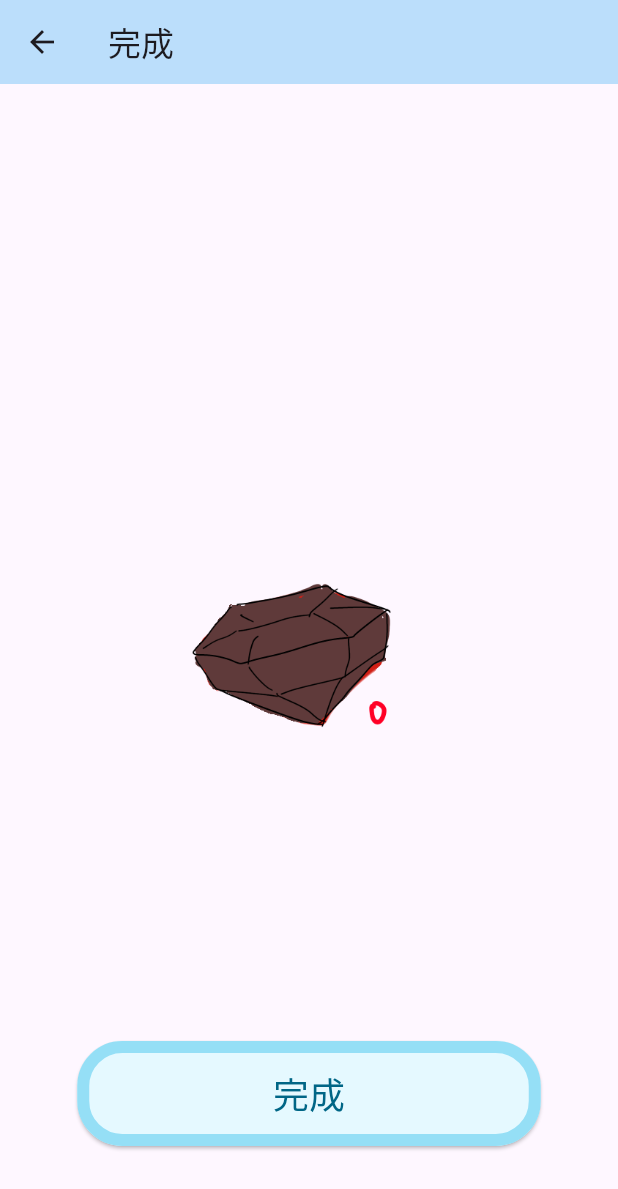
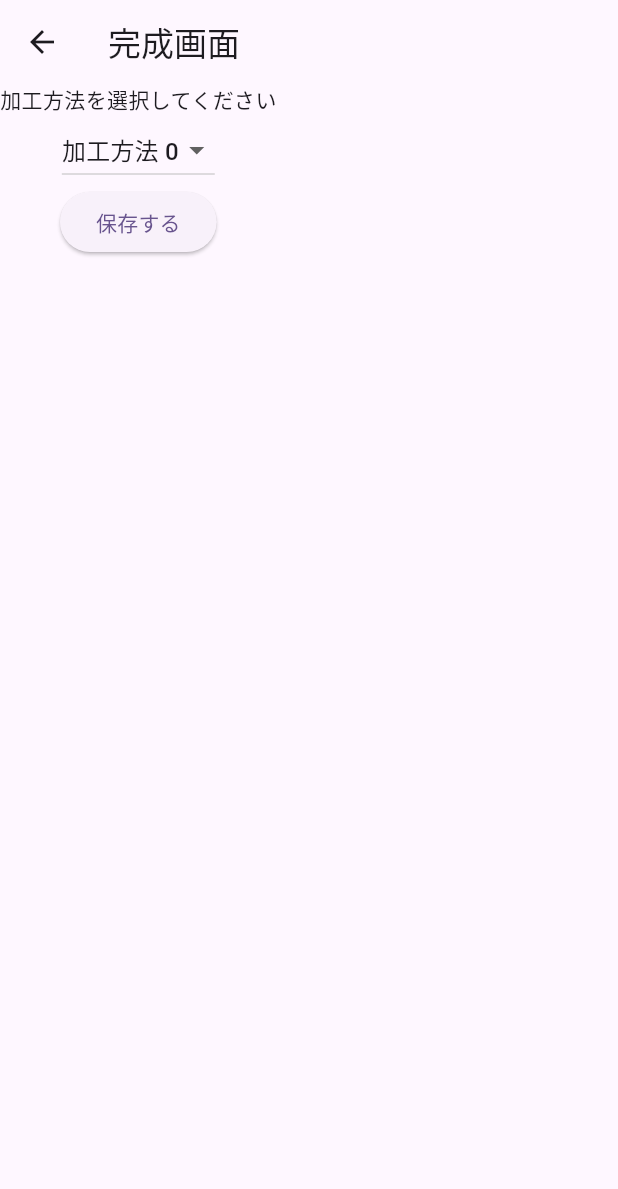
Before and after one commit to yukina-t156/jewelry-custom-flutter, a Flutter app: the FinishJewelScreen screen opened directly, on a phone screen of 412 x 824 dp. Shown: the top 1189 px of the screen. Run offline on Flutter 3.47's test engine with Material 3 defaults, Android fonts, the light colour scheme and no system bars; our stand-ins replace flutter_riverpod, font_awesome_flutter, shared_preferences; accounts and stored records are empty.

Commit message:
add jewerly but finish screen does not work well

```diff
--- /dev/null
+++ b/lib/model/jewelry_model.dart
@@ -0,0 +1,77 @@
+import 'package:jewelry_custom_flutter/model/jewel_model.dart';
+
+class Jewelry extends Jewel {
+  final int processingMethod; // 加工方法
+
+  Jewelry({
+    required int id,
+    required int jewelTypeId,
+    required int counter,
+    required int level,
+    String? imagePath,
+    required this.processingMethod,
+  }) : super(
+    id: id,
+    jewelTypeId: jewelTypeId,
+    counter: counter,
+    level: level,
+    imagePath: imagePath,
+  );
+
+  @override
+  Map<String, dynamic> toJson() => {
+    ...super.toJson(),
+    'processingMethod': processingMethod,
+  };
+
+  factory Jewelry.fromJson(Map<String, dynamic> json) => Jewelry(
+    id: json['id'],
+    jewelTypeId: json['jewelTypeId'],
+    counter: json['counter'],
+    level: json['level'],
+    imagePath: json['imagePath'],
+    processingMethod: json['processingMethod'],
+  );
+
+  @override
+  Jewelry copyWith({
+    int? id,
+    int? jewelTypeId,
+    int? counter,
+    int? level,
+    String? imagePath,
+    int? processingMethod,
+  }) {
+    return Jewelry(
+      id: id ?? this.id,
+      jewelTypeId: jewelTypeId ?? this.jewelTypeId,
+      counter: counter ?? this.counter,
+      level: level ?? this.level,
+      imagePath: imagePath ?? this.imagePath,
+      processingMethod: processingMethod ?? this.processingMethod,
+    );
+  }
+
+  void updatePath() {
+    String? jewelName = jewelNames[jewelTypeId];
+    if (jewelName != null) {
+      imagePath = getJewelryImagePath(jewelTypeId, processingMethod, level);
+    } else {
+      imagePath = null;
+    }
+  }
+}
+
+// 加工方法を含めた画像パスの生成
+String getJewelryImagePath(int jewelTypeId, int processingMethod, int level) {
+  if (processingMethod==0) {
+    return 'assets/images/${jewelNames[jewelTypeId]}_$level.png';
+  }
+  return 'assets/images/${processingMethods[processingMethod]}_${jewelNames[jewelTypeId]}.png';
+}
+
+final Map<int, String> processingMethods = {
+  0: 'original',
+  1: 'ring',
+  2: 'neckless',
+};
--- a/lib/providers.dart
+++ b/lib/providers.dart
@@ -1,5 +1,6 @@
 import 'package:flutter_riverpod/flutter_riverpod.dart';
 import 'package:jewelry_custom_flutter/model/jewel_model.dart';
+import 'package:jewelry_custom_flutter/model/jewelry_model.dart';
 
 class JewelNotifier extends StateNotifier<Jewel> {
   JewelNotifier() : super(Jewel(id: 0, jewelTypeId: 2, counter: 0, level: 0));
--- a/lib/screens/finish_jewel_screen.dart
+++ b/lib/screens/finish_jewel_screen.dart
@@ -1,8 +1,8 @@
+// lib/screens/finish_jewel_screen.dart
 import 'package:flutter/material.dart';
-import 'package:jewelry_custom_flutter/model/jewel_model.dart';
-import 'package:jewelry_custom_flutter/screens/new_jewel_screen.dart';
+import 'package:jewelry_custom_flutter/model/jewelry_model.dart';
+import 'package:jewelry_custom_flutter/services/jewel_service.dart';
 import 'package:jewelry_custom_flutter/providers.dart';
-import 'package:jewelry_custom_flutter/services/jewel_service.dart';
 import 'package:flutter_riverpod/flutter_riverpod.dart';
 
 class FinishJewelScreen extends ConsumerStatefulWidget {
@@ -13,63 +13,50 @@ class FinishJewelScreen extends ConsumerStatefulWidget {
 }
 
 class _FinishJewelScreenState extends ConsumerState<FinishJewelScreen> {
+  int selectedProcessingMethod = 0; // デフォルトの加工方法
+
   @override
   Widget build(BuildContext context) {
     final jewel = ref.watch(jewelProvider);
-    final screenWidth = MediaQuery.of(context).size.width;
-    final buttonWidth = screenWidth * 0.75; // 画面幅の75%
 
     return Scaffold(
       appBar: AppBar(
-        backgroundColor: Colors.blue[100],
-        title: const Text('完成'),
+        title: const Text('完成画面'),
       ),
-      /* -------------- 宝石 -------------- */
-      body: Stack(
+      body: Column(
         children: <Widget>[
-          Center(
-            child: Column(
-              mainAxisAlignment: MainAxisAlignment.center,
-              children: <Widget>[
-                Image.asset(
-                  jewel.imagePath ?? 'assets/images/test_jewel.png',
-                  width: 250, // 幅を指定
-                  height: 250, // 高さを指定
-                  fit: BoxFit.cover, // 画像を親ウィジェットに合わせてサイズ変更
-                ),
-              ],
-            ),
+          Text('加工方法を選択してください'),
+          DropdownButton<int>(
+            value: selectedProcessingMethod,
+            onChanged: (int? newValue) {
+              setState(() {
+                selectedProcessingMethod = newValue ?? 0;
+              });
+            },
+            items: [0, 1, 2].map<DropdownMenuItem<int>>((value) {
+              return DropdownMenuItem<int>(
+                value: value,
+                child: Text('加工方法 $value'),
+              );
+            }).toList(),
           ),
-          /* -------------- 完成ボタン -------------- */
-          Positioned(
-            bottom: 60, // 画面下からの距離
-            left: (screenWidth - buttonWidth) / 2, // ボタンを中央に配置
-            child: SizedBox(
-              width: buttonWidth,
-              child: ElevatedButton(
-                onPressed: () async {
-                  // Jewel情報を保存
-                  await JewelService.addJewel(jewel);
-                  Navigator.push(
-                    context,
-                    MaterialPageRoute(builder: (context) => const NewJewelScreen()),
-                  );
-                },
-                style: ElevatedButton.styleFrom(
-                  backgroundColor: const Color(0xFFE5F9FF), // ボタンの背景色
-                  foregroundColor: const Color(0xFF006686), // ボタン上のテキストの色
-                  side: const BorderSide(color: Color(0xFF95DFF6), width: 8), // 枠の設定
-                  shape: RoundedRectangleBorder(
-                    borderRadius: BorderRadius.circular(30),
-                  ),
-                  fixedSize: Size(buttonWidth, 70), // ボタンの幅と高さ
-                ),
-                child: const Text(
-                  '完成',
-                  style: TextStyle(fontSize: 24),
-                ),
-              ),
-            ),
+          ElevatedButton(
+            onPressed: () {
+              if (jewel != null) {
+                final jewelry = Jewelry(
+                  id: jewel.id,
+                  jewelTypeId: jewel.jewelTypeId,
+                  counter: jewel.counter,
+                  level: jewel.level,
+                  processingMethod: selectedProcessingMethod,
+                  imagePath: getJewelryImagePath(
+                      jewel.jewelTypeId, selectedProcessingMethod, jewel.level),
+                );
+                JewelService.addJewelry(jewelry); // Jewelryを保存
+                Navigator.pop(context); // 画面を戻る
+              }
+            },
+            child: const Text('保存する'),
           ),
         ],
       ),
--- a/lib/screens/home_screen.dart
+++ b/lib/screens/home_screen.dart
@@ -87,7 +87,7 @@ class HomeScreen extends ConsumerWidget {
             child: FloatingActionButton(
               heroTag: 'setting button',
               onPressed: () async {
-                await JewelService.clearAllJewels();
+                await JewelService.clearAllCollections();
                 ref.read(jewelProvider.notifier).resetJewel();
               },
               backgroundColor: Colors.white,
```
Also changed, not shown: lib/screens/collections_screen.dart (+16 -18 lines), lib/services/jewel_service.dart (+20 -2 lines).
